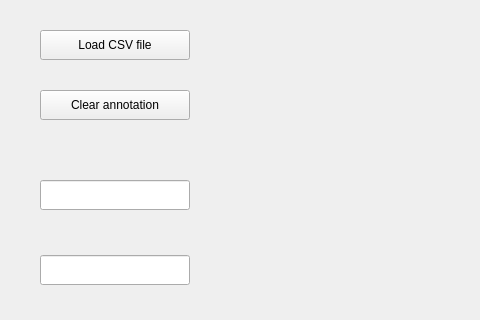
Above: csv_to_matplotlib.ui from Kymaro/csvToGraphGUI before the change; both pictures show x 0 to 480 and y 0 to 320 of the 1300 by 750 pixel window. Below: the same form after it.
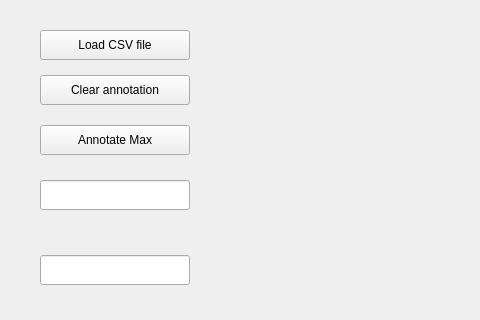
That is the form after the change. Custom widgets are drawn as their Qt base class.

Commit message:
Adding a button to anotate the max of the plot.
Same protocol, click on canvas to set the position on the text
Then click on the button "Anotate maximum"

```diff
--- a/csv_to_matplotlib.ui
+++ b/csv_to_matplotlib.ui
@@ -18,7 +18,7 @@
     <property name="geometry">
      <rect>
       <x>40</x>
-      <y>90</y>
+      <y>75</y>
       <width>150</width>
       <height>30</height>
      </rect>
@@ -40,6 +40,19 @@
      <string>Load CSV file</string>
     </property>
    </widget>
+      <widget class="QPushButton" name="anotateMax">
+    <property name="geometry">
+     <rect>
+      <x>40</x>
+      <y>125</y>
+      <width>150</width>
+      <height>30</height>
+     </rect>
+    </property>
+    <property name="text">
+     <string>Annotate Max</string>
+    </property>
+   </widget>
    <widget class="MplWidget" name="MplWidget" native="true">
     <property name="geometry">
      <rect>
```
The commit also changes 1 other file.
